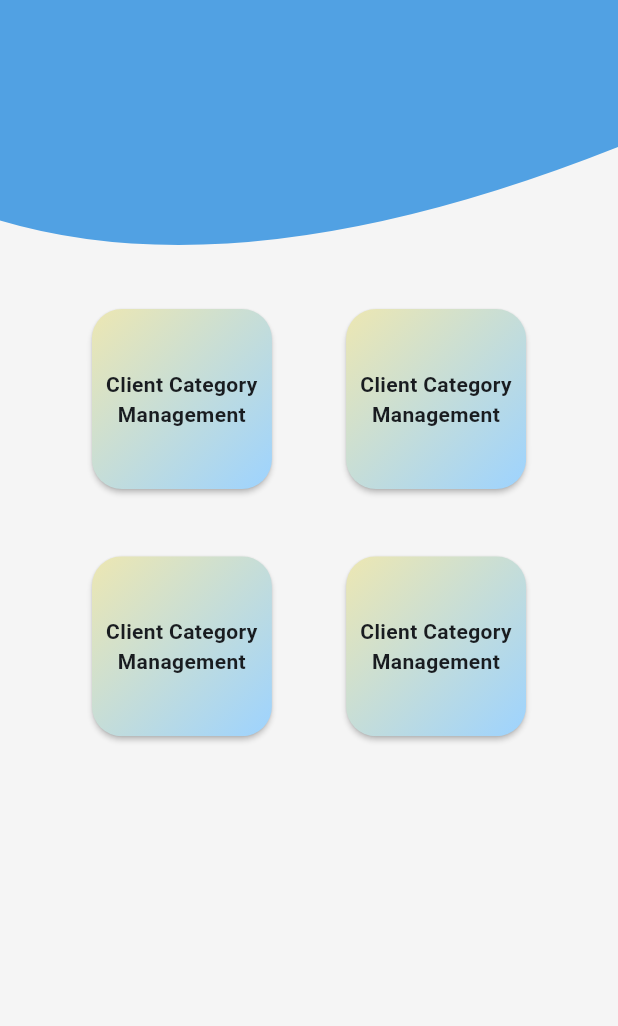
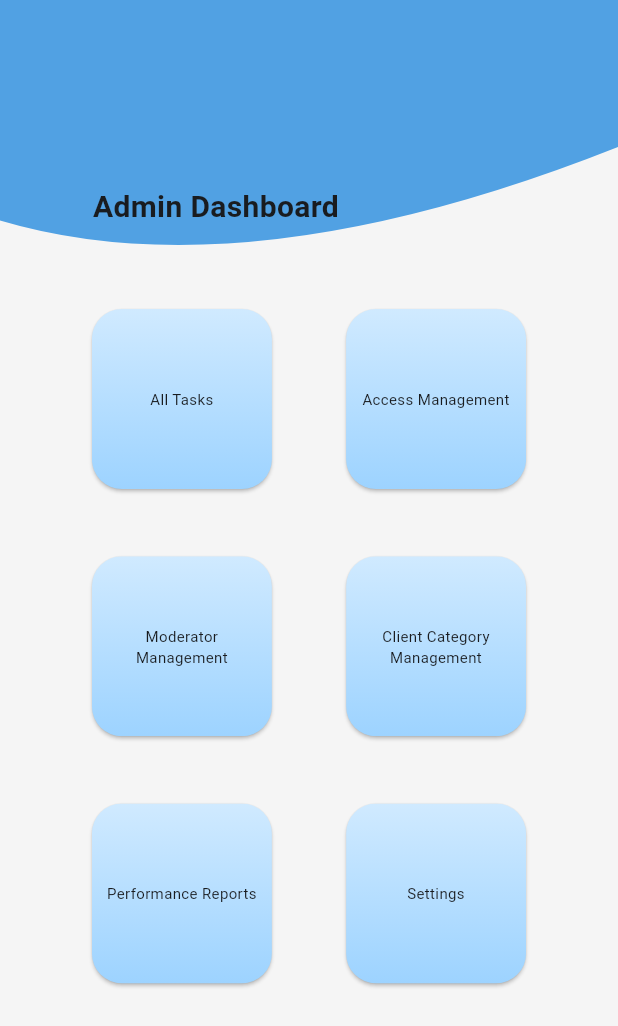
Before and after one commit to zainab-frfr/OAAP, a Flutter app: the screen it shows once a user with an empty profile is signed in, on a phone screen of 412 x 824 dp. Shown: the top 1026 px of the screen. Run offline on Flutter 3.47's test engine with Material 3 defaults, Android fonts, the phone set to English and light mode, and no system bars; our stand-ins replace cloud_firestore, firebase_auth, firebase_core, google_sign_in; accounts and stored records are empty; network calls fail.

Commit message:
admin dashboard made

```diff
--- a/lib/dashboards/admin_dashboard.dart
+++ b/lib/dashboards/admin_dashboard.dart
@@ -2,8 +2,13 @@ import 'package:flutter/material.dart';
 import 'package:oaap/dashboards/widgets/admin_action_tile.dart';
 import 'widgets/my_round_appbar.dart';
 
+// ignore: must_be_immutable
 class AdminDashboard extends StatelessWidget {
-  const AdminDashboard({super.key});
+  AdminDashboard({super.key});
+
+  List<Color> colorsLight = [const Color.fromARGB(255, 208, 234, 255),const Color.fromARGB(255, 157, 211, 255),];
+  List<Color> colorsDark =  [ const Color.fromARGB(255, 103, 102, 102), const Color.fromARGB(255, 59, 59, 59)];
+
 
   @override
   Widget build(BuildContext context) {
@@ -18,13 +23,20 @@ class AdminDashboard extends StatelessWidget {
               preferredSize: const Size.fromHeight(kToolbarHeight + 20),
               child: AppBar(
                 shape: const CustomAppBarShape(),
-                backgroundColor: (MediaQuery.platformBrightnessOf(context) ==
-                        Brightness.light)
+                backgroundColor: (MediaQuery.platformBrightnessOf(context) ==Brightness.light)
                     ? const Color.fromARGB(255, 81, 161, 227)
                     : const Color.fromARGB(255, 38, 37, 37),
                 elevation: 0,
               ),
             ),
+          ),
+            Positioned(
+            top: MediaQuery.sizeOf(context).height *0.15,
+            left:  MediaQuery.sizeOf(context).width *0.15,
+            child: const Text(
+              'Admin Dashboard',
+              style: TextStyle(fontWeight: FontWeight.bold, fontSize: 20),
+            )
           ),
           Positioned(
               top: MediaQuery.sizeOf(context).height * 0.25,
@@ -35,20 +47,20 @@ class AdminDashboard extends StatelessWidget {
                   child:  Row(
                     mainAxisAlignment: MainAxisAlignment.center,
                     children: [
-                      const AdminActionTile(
-                        colors: [
-                        Color.fromARGB(255, 237, 231, 178),
-                        Color.fromARGB(255, 157, 211, 255),
-                        ],
-                        text: 'Client Category Management'
+                      AdminActionTile(
+                        onTap: (){},
+                        colors: (MediaQuery.platformBrightnessOf(context) == Brightness.light)
+                        ? colorsLight
+                        : colorsDark,
+                        text: 'All Tasks'
                       ),
                       SizedBox(width: MediaQuery.sizeOf(context).width * 0.12,),
-                      const AdminActionTile(
-                        colors: [
-                        Color.fromARGB(255, 237, 231, 178),
-                        Color.fromARGB(255, 157, 211, 255),
-                        ],
-                        text: 'Client Category Management'
+                      AdminActionTile(
+                        onTap: (){},
+                        colors:(MediaQuery.platformBrightnessOf(context) == Brightness.light)
+                        ? colorsLight
+                        : colorsDark,
+                        text: 'Access Management'
                       )
                     ],
                   ),
@@ -63,20 +75,52 @@ class AdminDashboard extends StatelessWidget {
                   child:  Row(
                     mainAxisAlignment: MainAxisAlignment.center,
                     children: [
-                      const AdminActionTile(
-                        colors: [
-                        Color.fromARGB(255, 237, 231, 178),
-                        Color.fromARGB(255, 157, 211, 255),
-                        ],
-                        text: 'Client Category Management'
+                      AdminActionTile(
+                        onTap: (){},
+                        colors: (MediaQuery.platformBrightnessOf(context) == Brightness.light)
+                        ? colorsLight
+                        : colorsDark,
+                        text: 'Moderator Management'
                       ),
                       SizedBox(width: MediaQuery.sizeOf(context).width * 0.12,),
-                      const AdminActionTile(
-                        colors: [
-                        Color.fromARGB(255, 237, 231, 178),
-                        Color.fromARGB(255, 157, 211, 255),
-                        ],
+                      AdminActionTile(
+                        onTap: (){
+                          Navigator.pushNamed(context, '/clientCategoryManagement');
+                        },
+                        colors: (MediaQuery.platformBrightnessOf(context) == Brightness.light)
+                        ? colorsLight
+                        : colorsDark,
                         text: 'Client Category Management'
+                      )
+                    ],
+                  ),
+                ),
+              )),
+              Positioned(
+              top: MediaQuery.sizeOf(context).height * 0.65,
+              child:  Padding(
+                padding: const EdgeInsets.symmetric(horizontal: 20),
+                child: SizedBox(
+                  width: MediaQuery.sizeOf(context).width - 40,
+                  child:  Row(
+                    mainAxisAlignment: MainAxisAlignment.center,
+                    children: [
+                      AdminActionTile(
+                        onTap: (){},
+                        colors: (MediaQuery.platformBrightnessOf(context) == Brightness.light)
+                        ? colorsLight
+                        : colorsDark,
+                        text: 'Performance Reports'
+                      ),
+                      SizedBox(width: MediaQuery.sizeOf(context).width * 0.12,),
+                      AdminActionTile(
+                        onTap: (){
+                          Navigator.pushNamed(context, '/settings');
+                        },
+                        colors:(MediaQuery.platformBrightnessOf(context) == Brightness.light)
+                        ? colorsLight
+                        : colorsDark,
+                        text: 'Settings'
                       )
                     ],
                   ),
--- a/lib/dashboards/widgets/admin_action_tile.dart
+++ b/lib/dashboards/widgets/admin_action_tile.dart
@@ -3,38 +3,45 @@ import 'package:flutter/material.dart';
 class AdminActionTile extends StatelessWidget {
   final List<Color> colors;
   final String text;
+  final Function onTap;
 
-  const AdminActionTile({super.key, required this.colors, required this.text});
+  const AdminActionTile({super.key, required this.colors, required this.text, required this.onTap});
 
   @override
   Widget build(BuildContext context) {
     return Material(
-              elevation: 1.5,
+      elevation: 1.0,
       borderRadius: BorderRadius.circular(20),
       color: Colors.transparent,
       child: InkWell(
-                onTap: () {},
+        onTap: () {
+          onTap();
+        },
         borderRadius: BorderRadius.circular(20),
         child: Ink(
           height: 120,
           width: 120,
+          padding: const EdgeInsets.all(8),
           decoration: BoxDecoration(
               gradient: LinearGradient(
                 colors: colors,
-                        begin: Alignment.topLeft,
-                        end: Alignment.bottomRight,
+                begin: Alignment.topCenter,
+                end: Alignment.bottomCenter,
               ),
               borderRadius: BorderRadius.circular(20)),
-                  child: Padding(
-                    padding: const EdgeInsets.all(8.0),
-                    child: Expanded(
           child: Center(
+            child: Flex( // expanded needs to be placed inside column, row, or flex widget
+              direction: Axis.horizontal,
+              children: [
+                Expanded(
                   child: Text(
                     text,
                     textAlign: TextAlign.center,
-                        style: const TextStyle(fontWeight: FontWeight.bold),
+                    style: const TextStyle(fontSize: 10),
                   ),
-                    )),
+                ),
+              ],
+            )
           ),
         ),
       ),
--- a/lib/home.dart
+++ b/lib/home.dart
@@ -7,6 +7,6 @@ class MyHomePage extends StatelessWidget {
 
   @override
   Widget build(BuildContext context) {
-    return  const AdminDashboard();  //const MyClientCategoryPage();
+    return AdminDashboard();  //const MyClientCategoryPage();
   }
 }
--- a/lib/main.dart
+++ b/lib/main.dart
@@ -2,9 +2,11 @@ import 'package:firebase_core/firebase_core.dart';
 import 'package:flutter/material.dart';
 import 'package:oaap/authentication/services/auth_gate.dart';
 import 'package:oaap/client_category_management/client_category_notifier.dart';
+import 'package:oaap/client_category_management/ui_components/client_category_page.dart';
 import 'package:oaap/firebase_options.dart';
 import 'package:oaap/theme/theme_model.dart';
 import 'package:oaap/theme/theme_notifier.dart';
+import 'package:oaap/theme/ui_components/settings_page.dart';
 import 'package:provider/provider.dart';
 import 'package:flutter/services.dart';
 
@@ -35,7 +37,12 @@ class MainApp extends StatelessWidget {
           theme: lightTheme,
           darkTheme: darkTheme,
           themeMode: themeNotifier.themeMode,
-          home: const AuthGate() //in lib>authentication>services
+          initialRoute: '/authGate',
+          routes: {
+            '/authGate' : (context) => const AuthGate(), //in lib>authentication>services
+            '/clientCategoryManagement': (context) => const MyClientCategoryPage(),
+            '/settings':(context) => const MySettingsPage(),
+          },
       );
       },
     );
--- a/lib/theme/ui_components/settings_page.dart
+++ b/lib/theme/ui_components/settings_page.dart
@@ -1,4 +1,5 @@
 import 'package:flutter/material.dart';
+import 'package:oaap/theme/ui_components/logout_button.dart';
 import 'package:oaap/theme/ui_components/theme_toggle_tile.dart';
 
 class MySettingsPage extends StatelessWidget {
@@ -12,7 +13,8 @@ class MySettingsPage extends StatelessWidget {
       ),
       body: const Column(
         children: [
-          MyThemeTile()
+          MyThemeTile(),
+          MyLogoutButton()
         ],
       ),
     );
--- a/lib/theme/ui_components/theme_toggle_tile.dart
+++ b/lib/theme/ui_components/theme_toggle_tile.dart
@@ -19,12 +19,13 @@ class MyThemeTile extends StatelessWidget {
           child: Row(
               mainAxisAlignment: MainAxisAlignment.spaceBetween,
               children: [
-                const Text('Theme', style: TextStyle(fontWeight: FontWeight.bold),),
+                const Text('Theme',),
                 FittedBox(
                   fit:  BoxFit.scaleDown,
                   child: SizedBox(
-                    width: 120,
+                    width: 200,
                     child: DropdownButtonFormField(
+                      isDense: true,
                       decoration: const InputDecoration(
                         border: InputBorder.none
                       ),
```
Also changed, not shown: lib/theme/ui_components/logout_button.dart (added, +62 -0 lines). Lines whose indentation alone changed are shown as unchanged.
